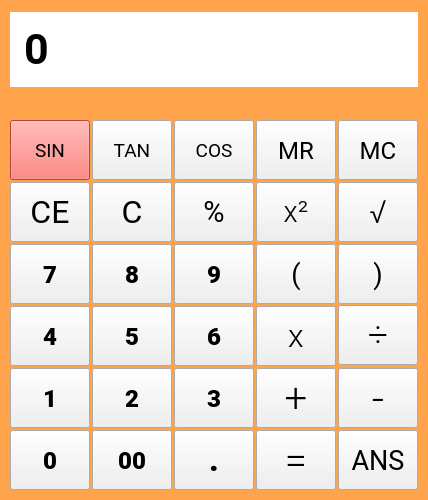
Old version of the form calculator.ui in the repository tonyeko/Calculator.
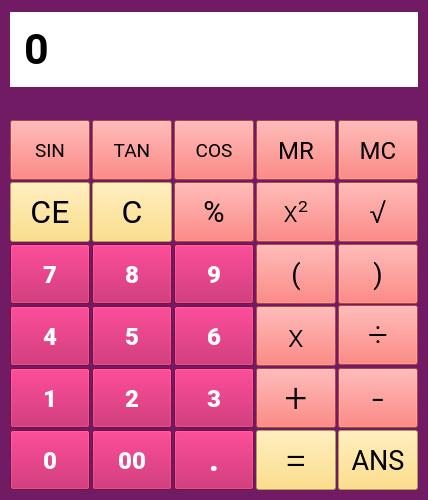
New version of the form. Icons and pictures are not drawn.

Diff of the .ui file:
```diff
--- a/calculator.ui
+++ b/calculator.ui
@@ -25,9 +25,9 @@
      <colorrole role="Button">
       <brush brushstyle="SolidPattern">
        <color alpha="255">
-        <red>248</red>
-        <green>97</green>
-        <blue>90</blue>
+        <red>114</red>
+        <green>27</green>
+        <blue>101</blue>
        </color>
       </brush>
      </colorrole>
@@ -52,18 +52,18 @@
      <colorrole role="Dark">
       <brush brushstyle="SolidPattern">
        <color alpha="255">
-        <red>114</red>
-        <green>27</green>
-        <blue>101</blue>
-       </color>
-      </brush>
-     </colorrole>
-     <colorrole role="Mid">
-      <brush brushstyle="SolidPattern">
-       <color alpha="255">
         <red>127</red>
-        <green>34</green>
-        <blue>115</blue>
+        <green>85</green>
+        <blue>0</blue>
+       </color>
+      </brush>
+     </colorrole>
+     <colorrole role="Mid">
+      <brush brushstyle="SolidPattern">
+       <color alpha="255">
+        <red>170</red>
+        <green>113</green>
+        <blue>0</blue>
        </color>
       </brush>
      </colorrole>
@@ -97,18 +97,18 @@
      <colorrole role="Base">
       <brush brushstyle="SolidPattern">
        <color alpha="255">
-        <red>255</red>
-        <green>163</green>
-        <blue>77</blue>
+        <red>114</red>
+        <green>27</green>
+        <blue>101</blue>
        </color>
       </brush>
      </colorrole>
      <colorrole role="Window">
       <brush brushstyle="SolidPattern">
        <color alpha="255">
-        <red>255</red>
-        <green>163</green>
-        <blue>77</blue>
+        <red>114</red>
+        <green>27</green>
+        <blue>101</blue>
        </color>
       </brush>
      </colorrole>
@@ -171,9 +171,9 @@
      <colorrole role="Button">
       <brush brushstyle="SolidPattern">
        <color alpha="255">
-        <red>248</red>
-        <green>97</green>
-        <blue>90</blue>
+        <red>114</red>
+        <green>27</green>
+        <blue>101</blue>
        </color>
       </brush>
      </colorrole>
@@ -198,18 +198,18 @@
      <colorrole role="Dark">
       <brush brushstyle="SolidPattern">
        <color alpha="255">
-        <red>114</red>
-        <green>27</green>
-        <blue>101</blue>
-       </color>
-      </brush>
-     </colorrole>
-     <colorrole role="Mid">
-      <brush brushstyle="SolidPattern">
-       <color alpha="255">
         <red>127</red>
-        <green>34</green>
-        <blue>115</blue>
+        <green>85</green>
+        <blue>0</blue>
+       </color>
+      </brush>
+     </colorrole>
+     <colorrole role="Mid">
+      <brush brushstyle="SolidPattern">
+       <color alpha="255">
+        <red>170</red>
+        <green>113</green>
+        <blue>0</blue>
        </color>
       </brush>
      </colorrole>
@@ -243,18 +243,18 @@
      <colorrole role="Base">
       <brush brushstyle="SolidPattern">
        <color alpha="255">
-        <red>255</red>
-        <green>163</green>
-        <blue>77</blue>
+        <red>114</red>
+        <green>27</green>
+        <blue>101</blue>
        </color>
       </brush>
      </colorrole>
      <colorrole role="Window">
       <brush brushstyle="SolidPattern">
        <color alpha="255">
-        <red>255</red>
-        <green>163</green>
-        <blue>77</blue>
+        <red>114</red>
+        <green>27</green>
+        <blue>101</blue>
        </color>
       </brush>
      </colorrole>
@@ -308,18 +308,18 @@
      <colorrole role="WindowText">
       <brush brushstyle="SolidPattern">
        <color alpha="255">
-        <red>114</red>
-        <green>27</green>
-        <blue>101</blue>
+        <red>127</red>
+        <green>85</green>
+        <blue>0</blue>
        </color>
       </brush>
      </colorrole>
      <colorrole role="Button">
       <brush brushstyle="SolidPattern">
        <color alpha="255">
-        <red>248</red>
-        <green>97</green>
-        <blue>90</blue>
+        <red>114</red>
+        <green>27</green>
+        <blue>101</blue>
        </color>
       </brush>
      </colorrole>
@@ -344,27 +344,27 @@
      <colorrole role="Dark">
       <brush brushstyle="SolidPattern">
        <color alpha="255">
-        <red>114</red>
-        <green>27</green>
-        <blue>101</blue>
+        <red>127</red>
+        <green>85</green>
+        <blue>0</blue>
        </color>
       </brush>
      </colorrole>
      <colorrole role="Mid">
       <brush brushstyle="SolidPattern">
        <color alpha="255">
-        <red>127</red>
-        <green>34</green>
-        <blue>115</blue>
+        <red>170</red>
+        <green>113</green>
+        <blue>0</blue>
        </color>
       </brush>
      </colorrole>
      <colorrole role="Text">
       <brush brushstyle="SolidPattern">
        <color alpha="255">
-        <red>114</red>
-        <green>27</green>
-        <blue>101</blue>
+        <red>127</red>
+        <green>85</green>
+        <blue>0</blue>
        </color>
       </brush>
      </colorrole>
@@ -380,27 +380,27 @@
      <colorrole role="ButtonText">
       <brush brushstyle="SolidPattern">
        <color alpha="255">
-        <red>114</red>
-        <green>27</green>
-        <blue>101</blue>
+        <red>127</red>
+        <green>85</green>
+        <blue>0</blue>
        </color>
       </brush>
      </colorrole>
      <colorrole role="Base">
       <brush brushstyle="SolidPattern">
        <color alpha="255">
-        <red>255</red>
-        <green>163</green>
-        <blue>77</blue>
+        <red>114</red>
+        <green>27</green>
+        <blue>101</blue>
        </color>
       </brush>
      </colorrole>
      <colorrole role="Window">
       <brush brushstyle="SolidPattern">
        <color alpha="255">
-        <red>255</red>
-        <green>163</green>
-        <blue>77</blue>
+        <red>114</red>
+        <green>27</green>
+        <blue>101</blue>
        </color>
       </brush>
      </colorrole>
@@ -464,7 +464,7 @@
   </property>
   <property name="styleSheet">
    <string notr="true">QMainWindow {
-	background-color: #ffa34d;
+	background-color: #721b65;
 }</string>
   </property>
   <widget class="QWidget" name="centralwidget">
@@ -511,6 +511,9 @@
       <pointsize>24</pointsize>
      </font>
     </property>
+    <property name="styleSheet">
+     <string notr="true">background-color: rgb(255, 216, 104);</string>
+    </property>
     <property name="text">
      <string>C</string>
     </property>
@@ -530,6 +533,9 @@
       <pointsize>24</pointsize>
      </font>
     </property>
+    <property name="styleSheet">
+     <string notr="true">background-color: rgb(255, 216, 104);</string>
+    </property>
     <property name="text">
      <string>CE</string>
     </property>
@@ -549,6 +555,9 @@
       <pointsize>22</pointsize>
      </font>
     </property>
+    <property name="styleSheet">
+     <string notr="true">background-color: rgb(248, 97, 90);</string>
+    </property>
     <property name="text">
      <string>x²</string>
     </property>
@@ -568,6 +577,9 @@
       <pointsize>26</pointsize>
      </font>
     </property>
+    <property name="styleSheet">
+     <string notr="true">background-color: rgb(248, 97, 90);</string>
+    </property>
     <property name="text">
      <string>÷</string>
     </property>
@@ -589,6 +601,10 @@
       <bold>true</bold>
      </font>
     </property>
+    <property name="styleSheet">
+     <string notr="true">background-color: rgb(184, 13, 87);
+color: #ffffff;</string>
+    </property>
     <property name="text">
      <string>9</string>
     </property>
@@ -610,6 +626,10 @@
       <bold>true</bold>
      </font>
     </property>
+    <property name="styleSheet">
+     <string notr="true">background-color: rgb(184, 13, 87);
+color: #ffffff;</string>
+    </property>
     <property name="text">
      <string>7</string>
     </property>
@@ -631,6 +651,10 @@
       <bold>true</bold>
      </font>
     </property>
+    <property name="styleSheet">
+     <string notr="true">background-color: rgb(184, 13, 87);
+color: #ffffff;</string>
+    </property>
     <property name="text">
      <string>8</string>
     </property>
@@ -650,6 +674,9 @@
       <pointsize>24</pointsize>
      </font>
     </property>
+    <property name="styleSheet">
+     <string notr="true">background-color: rgb(248, 97, 90);</string>
+    </property>
     <property name="text">
      <string>x</string>
     </property>
@@ -671,6 +698,10 @@
       <bold>true</bold>
      </font>
     </property>
+    <property name="styleSheet">
+     <string notr="true">background-color: rgb(184, 13, 87);
+color: #ffffff;</string>
+    </property>
     <property name="text">
      <string>6</string>
     </property>
@@ -692,6 +723,10 @@
       <bold>true</bold>
      </font>
     </property>
+    <property name="styleSheet">
+     <string notr="true">background-color: rgb(184, 13, 87);
+color: #ffffff;background-color: rgb(184, 13, 87);</string>
+    </property>
     <property name="text">
      <string>4</string>
     </property>
@@ -713,6 +748,10 @@
       <bold>true</bold>
      </font>
     </property>
+    <property name="styleSheet">
+     <string notr="true">background-color: rgb(184, 13, 87);
+color: #ffffff;</string>
+    </property>
     <property name="text">
      <string>5</string>
     </property>
@@ -734,6 +773,10 @@
       <bold>true</bold>
      </font>
     </property>
+    <property name="styleSheet">
+     <string notr="true">background-color: rgb(184, 13, 87);
+color: #ffffff;</string>
+    </property>
     <property name="text">
      <string>1</string>
     </property>
@@ -755,6 +798,10 @@
       <bold>true</bold>
      </font>
     </property>
+    <property name="styleSheet">
+     <string notr="true">background-color: rgb(184, 13, 87);
+color: #ffffff;</string>
+    </property>
     <property name="text">
      <string>2</string>
     </property>
@@ -776,6 +823,10 @@
       <bold>true</bold>
      </font>
     </property>
+    <property name="styleSheet">
+     <string notr="true">background-color: rgb(184, 13, 87);
+color: #ffffff;</string>
+    </property>
     <property name="text">
      <string>3</string>
     </property>
@@ -795,6 +846,9 @@
       <pointsize>32</pointsize>
      </font>
     </property>
+    <property name="styleSheet">
+     <string notr="true">background-color: rgb(248, 97, 90);</string>
+    </property>
     <property name="text">
      <string>-</string>
     </property>
@@ -814,6 +868,9 @@
       <pointsize>30</pointsize>
      </font>
     </property>
+    <property name="styleSheet">
+     <string notr="true">background-color: rgb(255, 216, 104);</string>
+    </property>
     <property name="text">
      <string>=</string>
     </property>
@@ -835,6 +892,10 @@
       <bold>true</bold>
      </font>
     </property>
+    <property name="styleSheet">
+     <string notr="true">background-color: rgb(184, 13, 87);
+color: #ffffff;</string>
+    </property>
     <property name="text">
      <string>00</string>
     </property>
@@ -856,6 +917,10 @@
       <bold>true</bold>
      </font>
     </property>
+    <property name="styleSheet">
+     <string notr="true">background-color: rgb(184, 13, 87);
+color: #ffffff;</string>
+    </property>
     <property name="text">
      <string>0</string>
     </property>
@@ -875,6 +940,9 @@
       <pointsize>22</pointsize>
      </font>
     </property>
+    <property name="styleSheet">
+     <string notr="true">background-color: rgb(248, 97, 90);</string>
+    </property>
     <property name="text">
      <string>%</string>
     </property>
@@ -896,6 +964,10 @@
       <bold>true</bold>
      </font>
     </property>
+    <property name="styleSheet">
+     <string notr="true">background-color: rgb(184, 13, 87);
+color: #ffffff;</string>
+    </property>
     <property name="text">
      <string>.</string>
     </property>
@@ -915,6 +987,9 @@
       <pointsize>18</pointsize>
      </font>
     </property>
+    <property name="styleSheet">
+     <string notr="true">background-color: rgb(248, 97, 90);</string>
+    </property>
     <property name="text">
      <string>MC</string>
     </property>
@@ -934,6 +1009,9 @@
       <pointsize>18</pointsize>
      </font>
     </property>
+    <property name="styleSheet">
+     <string notr="true">background-color: rgb(248, 97, 90);</string>
+    </property>
     <property name="text">
      <string>MR</string>
     </property>
@@ -947,265 +1025,19 @@
       <height>60</height>
      </rect>
     </property>
-    <property name="palette">
-     <palette>
-      <active>
-       <colorrole role="WindowText">
-        <brush brushstyle="SolidPattern">
-         <color alpha="255">
-          <red>0</red>
-          <green>0</green>
-          <blue>0</blue>
-         </color>
-        </brush>
-       </colorrole>
-       <colorrole role="Button">
-        <brush brushstyle="SolidPattern">
-         <color alpha="255">
-          <red>248</red>
-          <green>97</green>
-          <blue>90</blue>
-         </color>
-        </brush>
-       </colorrole>
-       <colorrole role="Dark">
-        <brush brushstyle="SolidPattern">
-         <color alpha="255">
-          <red>248</red>
-          <green>97</green>
-          <blue>90</blue>
-         </color>
-        </brush>
-       </colorrole>
-       <colorrole role="Mid">
-        <brush brushstyle="SolidPattern">
-         <color alpha="255">
-          <red>243</red>
-          <green>132</green>
-          <blue>124</blue>
-         </color>
-        </brush>
-       </colorrole>
-       <colorrole role="Text">
-        <brush brushstyle="SolidPattern">
-         <color alpha="255">
-          <red>0</red>
-          <green>0</green>
-          <blue>0</blue>
-         </color>
-        </brush>
-       </colorrole>
-       <colorrole role="ButtonText">
-        <brush brushstyle="SolidPattern">
-         <color alpha="255">
-          <red>0</red>
-          <green>0</green>
-          <blue>0</blue>
-         </color>
-        </brush>
-       </colorrole>
-       <colorrole role="Base">
-        <brush brushstyle="SolidPattern">
-         <color alpha="255">
-          <red>255</red>
-          <green>255</green>
-          <blue>255</blue>
-         </color>
-        </brush>
-       </colorrole>
-       <colorrole role="Window">
-        <brush brushstyle="SolidPattern">
-         <color alpha="255">
-          <red>248</red>
-          <green>97</green>
-          <blue>90</blue>
-         </color>
-        </brush>
-       </colorrole>
-       <colorrole role="PlaceholderText">
-        <brush brushstyle="SolidPattern">
-         <color alpha="128">
-          <red>0</red>
-          <green>0</green>
-          <blue>0</blue>
-         </color>
-        </brush>
-       </colorrole>
-      </active>
-      <inactive>
-       <colorrole role="WindowText">
-        <brush brushstyle="SolidPattern">
-         <color alpha="255">
-          <red>0</red>
-          <green>0</green>
-          <blue>0</blue>
-         </color>
-        </brush>
-       </colorrole>
-       <colorrole role="Button">
-        <brush brushstyle="SolidPattern">
-         <color alpha="255">
-          <red>248</red>
-          <green>97</green>
-          <blue>90</blue>
-         </color>
-        </brush>
-       </colorrole>
-       <colorrole role="Dark">
-        <brush brushstyle="SolidPattern">
-         <color alpha="255">
-          <red>248</red>
-          <green>97</green>
-          <blue>90</blue>
-         </color>
-        </brush>
-       </colorrole>
-       <colorrole role="Mid">
-        <brush brushstyle="SolidPattern">
-         <color alpha="255">
-          <red>243</red>
-          <green>132</green>
-          <blue>124</blue>
-         </color>
-        </brush>
-       </colorrole>
-       <colorrole role="Text">
-        <brush brushstyle="SolidPattern">
-         <color alpha="255">
-          <red>0</red>
-          <green>0</green>
-          <blue>0</blue>
-         </color>
-        </brush>
-       </colorrole>
-       <colorrole role="ButtonText">
-        <brush brushstyle="SolidPattern">
-         <color alpha="255">
-          <red>0</red>
-          <green>0</green>
-          <blue>0</blue>
-         </color>
-        </brush>
-       </colorrole>
-       <colorrole role="Base">
-        <brush brushstyle="SolidPattern">
-         <color alpha="255">
-          <red>255</red>
-          <green>255</green>
-          <blue>255</blue>
-         </color>
-        </brush>
-       </colorrole>
-       <colorrole role="Window">
-        <brush brushstyle="SolidPattern">
-         <color alpha="255">
-          <red>248</red>
-          <green>97</green>
-          <blue>90</blue>
-         </color>
-        </brush>
-       </colorrole>
-       <colorrole role="PlaceholderText">
-        <brush brushstyle="SolidPattern">
-         <color alpha="128">
-          <red>0</red>
-          <green>0</green>
-          <blue>0</blue>
-         </color>
-        </brush>
-       </colorrole>
-      </inactive>
-      <disabled>
-       <colorrole role="WindowText">
-        <brush brushstyle="SolidPattern">
-         <color alpha="255">
-          <red>248</red>
-          <green>97</green>
-          <blue>90</blue>
-         </color>
-        </brush>
-       </colorrole>
-       <colorrole role="Button">
-        <brush brushstyle="SolidPattern">
-         <color alpha="255">
-          <red>248</red>
-          <green>97</green>
-          <blue>90</blue>
-         </color>
-        </brush>
-       </colorrole>
-       <colorrole role="Dark">
-        <brush brushstyle="SolidPattern">
-         <color alpha="255">
-          <red>248</red>
-          <green>97</green>
-          <blue>90</blue>
-         </color>
-        </brush>
-       </colorrole>
-       <colorrole role="Mid">
-        <brush brushstyle="SolidPattern">
-         <color alpha="255">
-          <red>243</red>
-          <green>132</green>
-          <blue>124</blue>
-         </color>
-        </brush>
-       </colorrole>
-       <colorrole role="Text">
-        <brush brushstyle="SolidPattern">
-         <color alpha="255">
-          <red>248</red>
-          <green>97</green>
-          <blue>90</blue>
-         </color>
-        </brush>
-       </colorrole>
-       <colorrole role="ButtonText">
-        <brush brushstyle="SolidPattern">
-         <color alpha="255">
-          <red>248</red>
-          <green>97</green>
-          <blue>90</blue>
-         </color>
-        </brush>
-       </colorrole>
-       <colorrole role="Base">
-        <brush brushstyle="SolidPattern">
-         <color alpha="255">
-          <red>248</red>
-          <green>97</green>
-          <blue>90</blue>
-         </color>
-        </brush>
-       </colorrole>
-       <colorrole role="Window">
-        <brush brushstyle="SolidPattern">
-         <color alpha="255">
-          <red>248</red>
-          <green>97</green>
-          <blue>90</blue>
-         </color>
-        </brush>
-       </colorrole>
-       <colorrole role="PlaceholderText">
-        <brush brushstyle="SolidPattern">
-         <color alpha="128">
-          <red>0</red>
-          <green>0</green>
-          <blue>0</blue>
-         </color>
-        </brush>
-       </colorrole>
-      </disabled>
-     </palette>
-    </property>
     <property name="font">
      <font>
       <family>Roboto</family>
       <pointsize>14</pointsize>
+      <kerning>true</kerning>
      </font>
     </property>
+    <property name="autoFillBackground">
+     <bool>false</bool>
+    </property>
+    <property name="styleSheet">
+     <string notr="true">background-color: rgb(248, 97, 90);</string>
+    </property>
     <property name="text">
      <string>SIN</string>
     </property>
@@ -1225,6 +1057,9 @@
       <pointsize>14</pointsize>
      </font>
     </property>
+    <property name="styleSheet">
+     <string notr="true">background-color: rgb(248, 97, 90);</string>
+    </property>
     <property name="text">
      <string>COS</string>
     </property>
@@ -1244,6 +1079,9 @@
       <pointsize>14</pointsize>
      </font>
     </property>
+    <property name="styleSheet">
+     <string notr="true">background-color: rgb(248, 97, 90);</string>
+    </property>
     <property name="text">
      <string>TAN</string>
     </property>
@@ -1263,6 +1101,9 @@
       <pointsize>24</pointsize>
      </font>
     </property>
+    <property name="styleSheet">
+     <string notr="true">background-color: rgb(248, 97, 90);</string>
+    </property>
     <property name="text">
      <string>√</string>
     </property>
@@ -1282,6 +1123,9 @@
       <pointsize>20</pointsize>
      </font>
     </property>
+    <property name="styleSheet">
+     <string notr="true">background-color: rgb(248, 97, 90);</string>
+    </property>
     <property name="text">
      <string>(</string>
     </property>
@@ -1301,6 +1145,9 @@
       <pointsize>20</pointsize>
      </font>
     </property>
+    <property name="styleSheet">
+     <string notr="true">background-color: rgb(255, 216, 104);</string>
+    </property>
     <property name="text">
      <string>ANS</string>
     </property>
@@ -1320,6 +1167,9 @@
       <pointsize>20</pointsize>
      </font>
     </property>
+    <property name="styleSheet">
+     <string notr="true">background-color: rgb(248, 97, 90);</string>
+    </property>
     <property name="text">
      <string>)</string>
     </property>
@@ -1339,6 +1189,9 @@
       <pointsize>30</pointsize>
      </font>
     </property>
+    <property name="styleSheet">
+     <string notr="true">background-color: rgb(248, 97, 90);</string>
+    </property>
     <property name="text">
      <string>+</string>
     </property>
```
